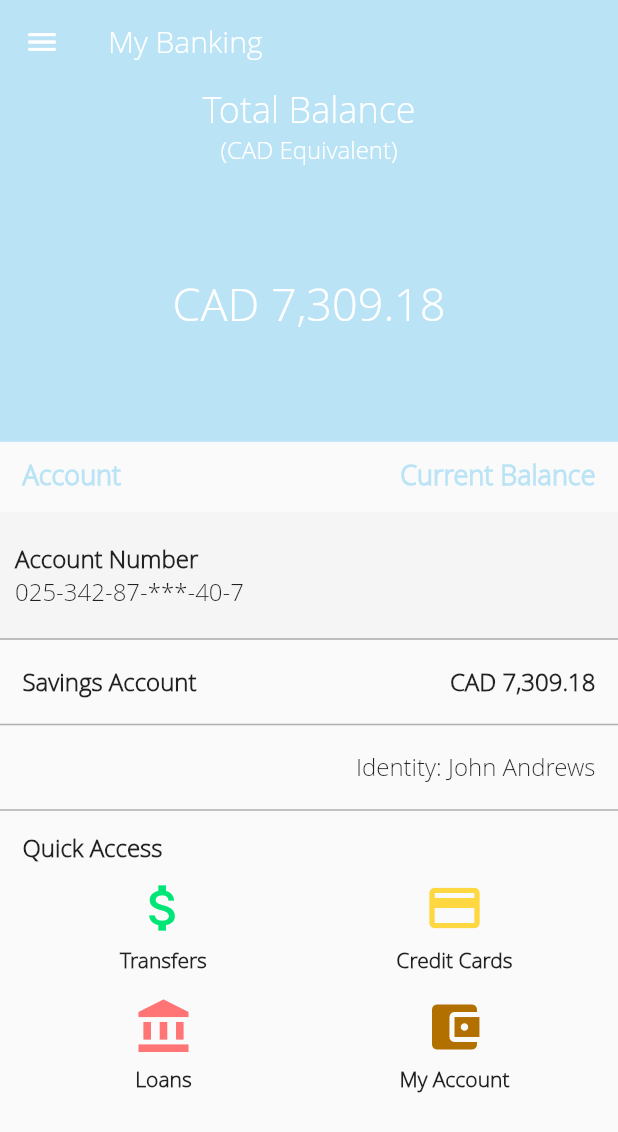
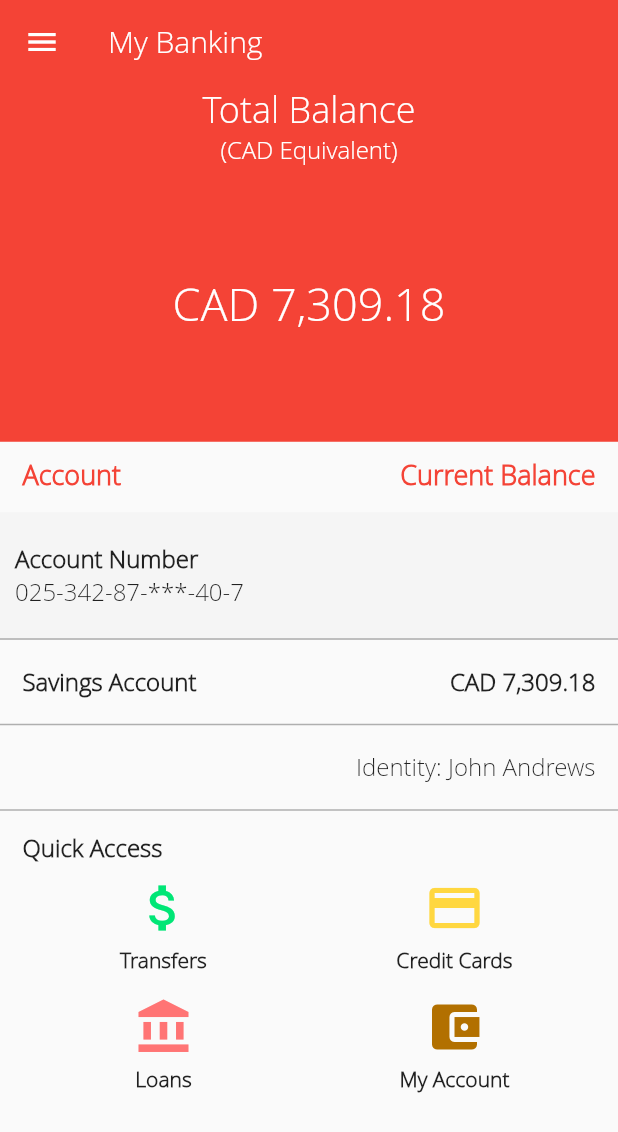
Before and after one commit to Anirudhsfc/GoDashAppTemplate, a Flutter app: the screen it shows after launch, after a tap on "Log In", on a phone screen of 412 x 824 dp. Shown: the top 1132 px of the screen. Run offline on Flutter 3.47's test engine with Material 2 defaults, Android fonts, the phone set to English and light mode, and no system bars.

Commit message:
Changes Made for BEA

```diff
--- a/lib/main.dart
+++ b/lib/main.dart
@@ -36,7 +36,7 @@ class _MyAppState extends State<MyApp> with SingleTickerProviderStateMixin {
     return Scaffold(
       body: Center(
         child: AnimatedContainer(
-          child: Image.asset('assets/images/SCB.png'),
+          child: Image.asset('assets/images/BEA.jpg'),
           duration: Duration(seconds: 1),
 
 
--- a/lib/pages/AccountDetails.dart
+++ b/lib/pages/AccountDetails.dart
@@ -11,7 +11,7 @@ class AccountDetails extends StatelessWidget {
           'My Banking',
            style: TextStyle(fontFamily: 'opensans', color: Colors.white),
           ),
-        backgroundColor: Color.fromRGBO(186, 228, 245, 1.0),
+        backgroundColor: Color.fromRGBO(244, 67, 54, 1.0),
         elevation: 0.0,
       ),
       drawer: Drawer(
@@ -19,7 +19,7 @@ class AccountDetails extends StatelessWidget {
           children: <Widget>[
             Container(
               height: 155.0,
-              color: Color.fromRGBO(186, 228, 245, 1.0),
+              color: Color.fromRGBO(244, 67, 54, 1.0),
               child: Align(
                 alignment: Alignment.centerLeft,
                 child: Image.asset(
@@ -68,7 +68,7 @@ class AccountDetails extends StatelessWidget {
           children: <Widget>[
             Expanded(
               child: Container(
-                color: Color.fromRGBO(186, 228, 245, 1.0),
+                color: Color.fromRGBO(244, 67, 54, 1.0),
                 child: Column(
                   children: <Widget>[
                     Container(
@@ -123,7 +123,7 @@ class AccountDetails extends StatelessWidget {
                         alignment: Alignment.centerLeft,
                         child: Text(
                           "Account",
-                          style: TextStyle(fontFamily: 'opensans', fontSize: 18.0, color: Color.fromRGBO(186, 228, 245, 1.0), fontWeight: FontWeight.bold),                        ),
+                          style: TextStyle(fontFamily: 'opensans', fontSize: 18.0, color: Color.fromRGBO(244, 67, 54, 1.0), fontWeight: FontWeight.bold),                        ),
                       ),
                     ),
                     Expanded(
@@ -132,7 +132,7 @@ class AccountDetails extends StatelessWidget {
                         alignment: Alignment.centerRight,
                         child: Text(
                           "Current Balance",
-                          style: TextStyle(fontFamily: 'opensans', fontSize: 18.0, color: Color.fromRGBO(186, 228, 245, 1.0), fontWeight: FontWeight.bold),
+                          style: TextStyle(fontFamily: 'opensans', fontSize: 18.0, color: Color.fromRGBO(244, 67, 54, 1.0), fontWeight: FontWeight.bold),
                         ),
                       ),
                     ),
--- a/lib/pages/LoginPage.dart
+++ b/lib/pages/LoginPage.dart
@@ -9,7 +9,7 @@ class LoginPage extends StatelessWidget {
   Widget build(BuildContext context) {
     return Scaffold(
       appBar: AppBar(
-        backgroundColor: Color.fromRGBO(186, 228, 245, 1.0),
+        backgroundColor: Color.fromRGBO(244, 67, 54, 1.0),
         elevation: 0.0,
       ),
       drawer: Drawer(
@@ -17,11 +17,13 @@ class LoginPage extends StatelessWidget {
           children: <Widget>[
             Container(
               height: 155.0,
-              color: Color.fromRGBO(186, 228, 245, 1.0),
+              color: Color.fromRGBO(244, 67, 54, 1.0),
               child: Align(
                 alignment: Alignment.centerLeft,
                 child: Image.asset(
-                  'assets/images/logo.gif',
+                  'assets/images/BeaLogo.png',
+                  height: 100,
+                  width: 200,
                 ),
               ),
             ),
@@ -63,11 +65,15 @@ class LoginPage extends StatelessWidget {
           children: <Widget>[
             Expanded(
               child: Container(
-                color: Color.fromRGBO(186, 228, 245, 1.0),
+                color: Color.fromRGBO(244, 67, 54, 1.0),
                 child: Align(
-                  alignment: Alignment.centerLeft,
+                  alignment: Alignment.center,
+
                   child: Image.asset(
-                    'assets/images/logo.gif',
+                    'assets/images/BeaLogo.png',
+
+
+
                   ),
                   // child: Text(
 
@@ -99,7 +105,7 @@ class LoginPage extends StatelessWidget {
                   decoration: InputDecoration(
                     prefixIcon: Icon(
                       Icons.account_circle,
-                      color: Color.fromRGBO(186, 228, 245, 1.0),
+                      color: Color.fromRGBO(244, 67, 54, 1.0),
                     ),
                     hintText: 'Account No./Username',
                   ),
@@ -131,8 +137,8 @@ class LoginPage extends StatelessWidget {
                   padding: EdgeInsets.symmetric(vertical: 16.0),
                   child: Material(
                     borderRadius: BorderRadius.circular(30.0),
-                    shadowColor: Color.fromRGBO(186, 228, 245, 0.5),
-                    color: Color.fromRGBO(186, 228, 245, 1.0),
+                    shadowColor: Color.fromRGBO(244, 67, 54, 0.5),
+                    color: Color.fromRGBO(244, 67, 54, 1.0),
                     elevation: 5.0,
                     child: MaterialButton(
                       child: Text(
--- a/pubspec.yaml
+++ b/pubspec.yaml
@@ -45,6 +45,9 @@ flutter:
     - assets/images/BiometricAuthLogo.png
     - assets/images/fingerprint.gif
     - assets/images/verified.gif
+    - assets/images/BEA.jpg
+    - assets/images/BeaLogo.png
+
 
   fonts:
     - family: opensans
```
Also changed, not shown: lib/pages/NewAccountDetails.dart (+5 -5 lines), lib/pages/TransferPage.dart (+6 -6 lines), assets/images/BEA.jpg (added), assets/images/BeaLogo.png (added).
